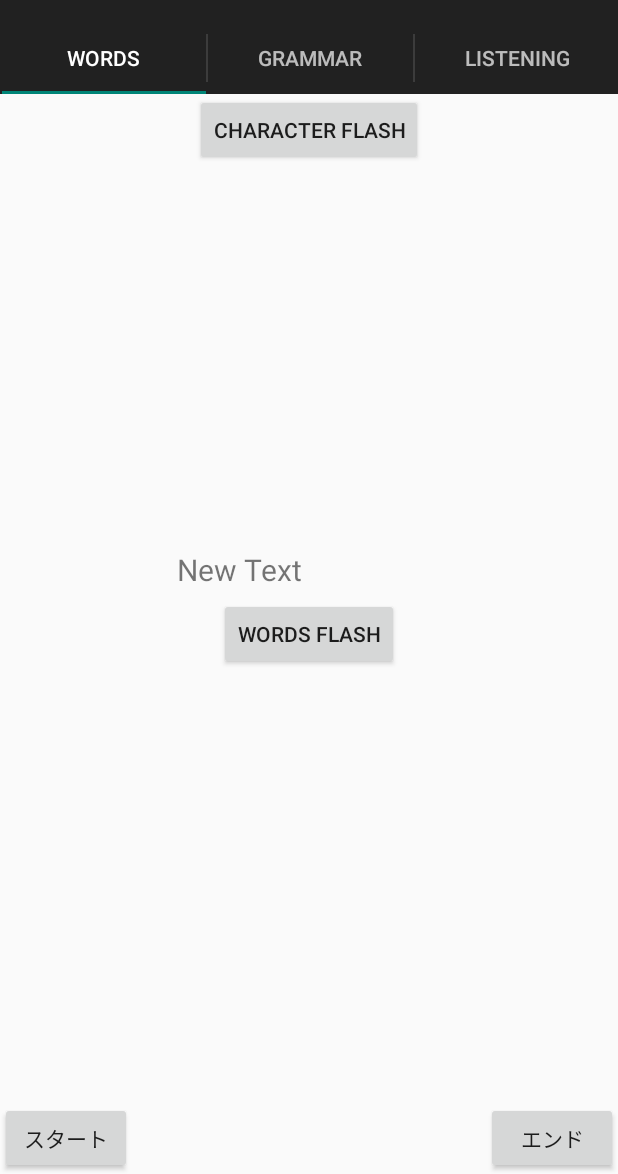
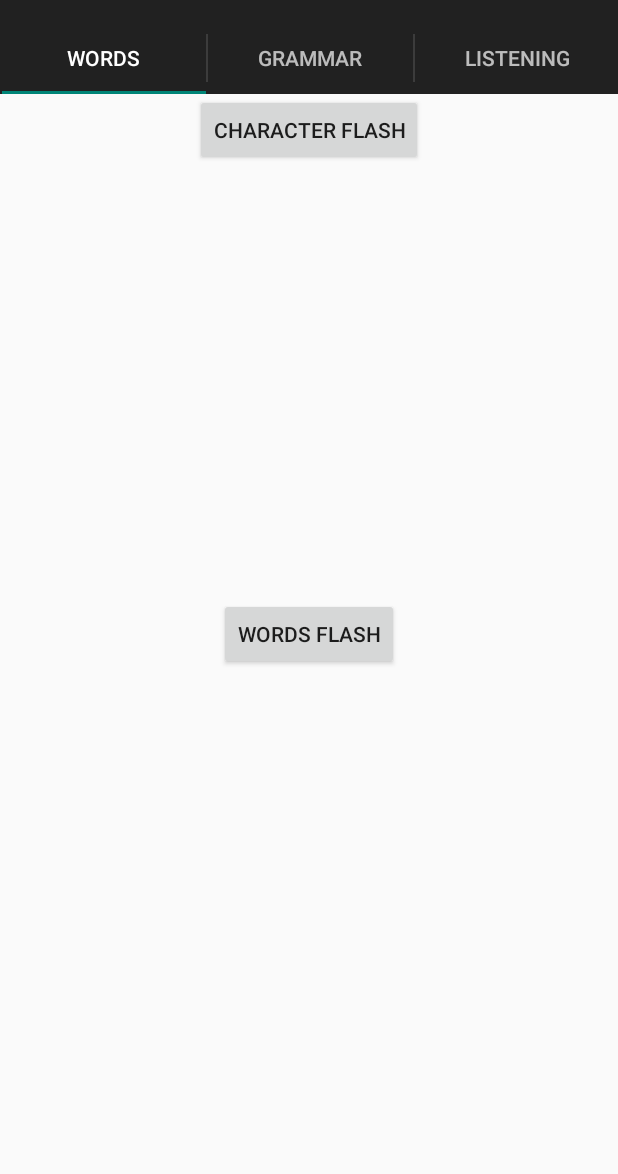
Before and after one commit to hiramoto/I_love_Laos, an Android app: the screen it shows after launch (MainActivity), on a phone screen of 412 x 824 dp, the part 62-1236 px from its top. Run offline under Robolectric (Android 15) with nearby library versions, the phone set to English and light mode, and no system bars.

Commit message:
delete unnecessary lines

```diff
--- a/app/src/main/java/com/laos/hiramoto/ilovelaos/WordsFragment.java
+++ b/app/src/main/java/com/laos/hiramoto/ilovelaos/WordsFragment.java
@@ -2,23 +2,13 @@ package com.laos.hiramoto.ilovelaos;
 
 import android.app.Activity;
 import android.content.Intent;
-import android.database.Cursor;
-import android.database.SQLException;
-import android.database.sqlite.SQLiteDatabase;
-import android.graphics.Typeface;
 import android.net.Uri;
 import android.os.Bundle;
-import android.os.Handler;
-import android.os.Message;
 import android.support.v4.app.Fragment;
 import android.view.LayoutInflater;
 import android.view.View;
 import android.view.ViewGroup;
 import android.widget.Button;
-import android.widget.TextView;
-
-import java.io.IOException;
-
 
 public class WordsFragment extends Fragment {
     // TODO: Rename parameter arguments, choose names that match
@@ -29,23 +19,6 @@ public class WordsFragment extends Fragment {
     // TODO: Rename and change types of parameters
     private String mParam1;
     private String mParam2;
-
-    private int idx = 1;
-
-    private OnFragmentInteractionListener mListener;
-
-    private LoopEngine loopEngine = new LoopEngine();
-
-    private  int serial = 0;
-
-    private static final String[] COLUMNS = {"_id", "laotian", "kana", "japanese"};
-    SQLiteDatabase db;
-    private DataBaseHelper mDbHelper;
-
-    private Cursor findData(int id) {
-        Cursor cursor = db.query("words", COLUMNS, "_id=" + id, null, null, null, "_id");
-        return cursor;
-    }
 
     /**
      * Use this factory method to create a new instance of
@@ -76,39 +49,11 @@ public class WordsFragment extends Fragment {
             mParam1 = getArguments().getString(ARG_PARAM1);
             mParam2 = getArguments().getString(ARG_PARAM2);
         }
-        setDatabase();
-    }
-
-    private void setDatabase() {
-        mDbHelper = new DataBaseHelper(this.getActivity());
-        try {
-            mDbHelper.createEmptyDataBase();
-            db = mDbHelper.openDataBase();
-        } catch (IOException ioe) {
-            throw new Error("Unable to create database");
-        } catch(SQLException sqle){
-            throw sqle;
-        }
     }
 
     @Override
     public  View onCreateView(LayoutInflater inflater, ViewGroup container, Bundle savedInstanceState){
         View v = inflater.inflate(R.layout.fragment_words,container,false);
-
-        Button start = (Button)v.findViewById(R.id.button);
-        Button stop = (Button)v.findViewById(R.id.button2);
-
-        start.setOnClickListener(new View.OnClickListener(){
-            public void onClick(View v){
-                loopEngine.start();
-            }
-        });
-
-        stop.setOnClickListener(new View.OnClickListener(){
-            public  void  onClick(View v){
-                loopEngine.stop();
-            }
-        });
 
         Button words = (Button)v.findViewById(R.id.button3);
         words.setOnClickListener(new View.OnClickListener() {
@@ -125,77 +70,15 @@ public class WordsFragment extends Fragment {
 
     }
 
-    public void update() {
-
-        //TextViewに表示
-        StringBuilder text = new StringBuilder();
-
-        try{
-            serial++;
-            Cursor cursor = findData(serial);
-            boolean hasdata = cursor.moveToFirst();
-            if(hasdata){
-                cursor.moveToFirst();
-                text.append(cursor.getString(1));
-                text.append("\n");
-                text.append(cursor.getString(2));
-                text.append("\n");
-                text.append(cursor.getString(3));
-                text.append("\n");
-            }else{
-                serial = 0;
-            }
-        }finally{
-            //db.close();
-        }
-        TextView v = (TextView)getActivity().findViewById(R.id.textView);
-        v.setTypeface(Typeface.createFromAsset(getActivity().getAssets(), "saysettha_ot.ttf"));
-        v.setText(String.valueOf(text.toString()));
-
-    }
-
-    //一定時間後にupdateを呼ぶためのオブジェクト
-    class LoopEngine extends Handler {
-        private boolean isUpdate;
-        public void start(){
-            this.isUpdate = true;
-            handleMessage(new Message());
-        }
-        public void stop(){
-            this.isUpdate = false;
-        }
-        @Override
-        public void handleMessage(Message msg) {
-            this.removeMessages(0);//既存のメッセージは削除
-            if(this.isUpdate){
-                WordsFragment.this.update();//自信が発したメッセージを取得してupdateを実行
-                sendMessageDelayed(obtainMessage(0), 1000);//100ミリ秒後にメッセージを出力
-            }
-        }
-    };
-
-    // TODO: Rename method, update argument and hook method into UI event
-    public void onButtonPressed(Uri uri) {
-        if (mListener != null) {
-            mListener.onFragmentInteraction(uri);
-        }
-    }
 
     @Override
     public void onAttach(Activity activity) {
         super.onAttach(activity);
-        try {
-            mListener = (OnFragmentInteractionListener) activity;
-        } catch (ClassCastException e) {
-            throw new ClassCastException(activity.toString()
-                    + " must implement OnFragmentInteractionListener");
-        }
     }
 
     @Override
     public void onDetach() {
         super.onDetach();
-        mListener = null;
     }
 
     /**
--- a/app/src/main/res/layout/fragment_words.xml
+++ b/app/src/main/res/layout/fragment_words.xml
@@ -3,28 +3,6 @@
     android:layout_height="match_parent" tools:context="com.laos.hiramoto.ilovelaos.WordsFragment">
 
     <!-- TODO: Update blank fragment layout -->
-
-    <Button
-        android:layout_width="wrap_content"
-        android:layout_height="wrap_content"
-        android:text="エンド"
-        android:id="@+id/button2"
-        android:layout_gravity="right|bottom" />
-
-    <Button
-        android:layout_width="wrap_content"
-        android:layout_height="wrap_content"
-        android:text="スタート"
-        android:id="@+id/button"
-        android:layout_gravity="left|bottom" />
-
-    <TextView
-        android:layout_width="175dp"
-        android:layout_height="113dp"
-        android:text="New Text"
-        android:id="@+id/textView"
-        android:layout_gravity="center"
-        android:textSize="20dp" />
 
     <Button
         android:layout_width="wrap_content"
```
